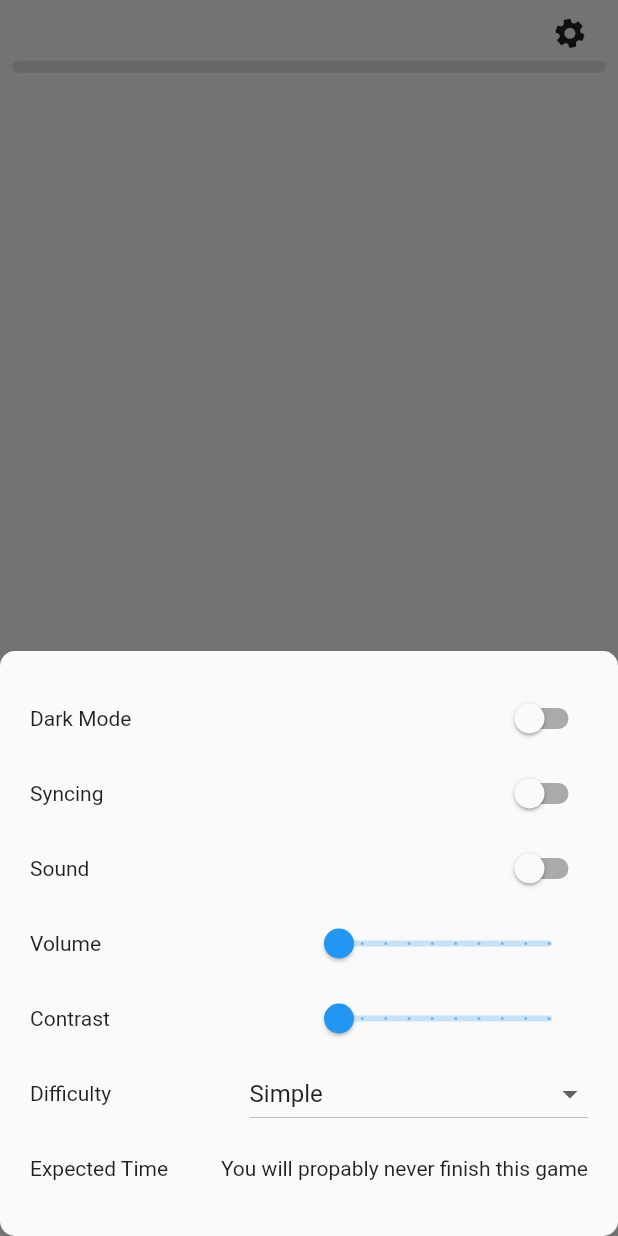
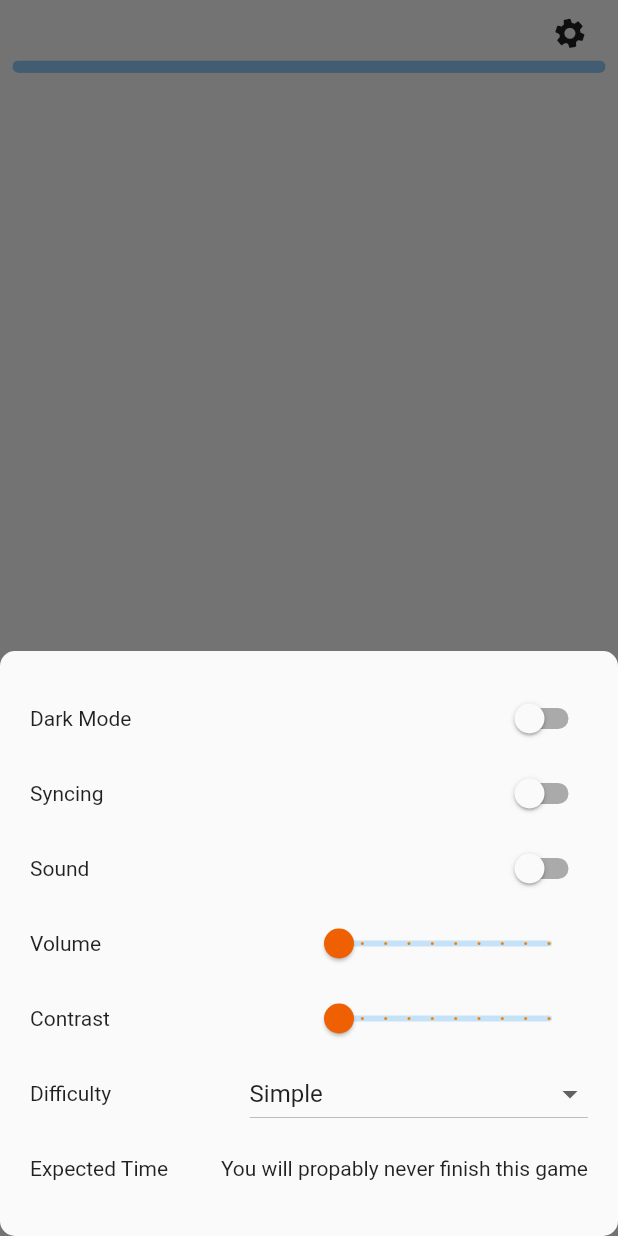
Before and after one commit to jdevacc20/die_vier_stunden_woche, a Flutter app: the LevelWrapper screen opened directly with empty values, after a tap on the "settings" icon, on a phone screen of 412 x 824 dp. Run offline on Flutter 3.47's test engine with Material 2 defaults, Android fonts, the phone set to English and light mode, and no system bars; our stand-ins replace shared_preferences; accounts and stored records are empty.

Commit message:
major fixes to all levels, setting color scheme

```diff
--- a/flutter_app/lib/levels/home/levels.dart
+++ b/flutter_app/lib/levels/home/levels.dart
@@ -1,15 +1,25 @@
 import 'package:flutter/material.dart';
 import 'package:flutter_app/levels/are_you_dumb_button_level/are_you_dumb_button_level.dart';
+import 'package:flutter_app/levels/level_countdown/level_countdown_widget.dart';
+import 'package:flutter_app/levels/level_lights_out/level_lights_out_widget.dart';
 import 'package:flutter_app/levels/level_overflow/level_overflow_widget.dart';
 import 'package:flutter_app/levels/level_memory/level_memory_widget.dart';
+import 'package:flutter_app/levels/level_patterns/level_patterns_widget.dart';
+import 'package:flutter_app/levels/level_sequence/level_sequence_widget.dart';
 import 'package:flutter_app/levels/level_shapes/level_shapes_widget.dart';
-import 'package:flutter_app/levels/test_level/test_level.dart';
+import 'package:flutter_app/levels/rating_level/rating_level.dart';
+import 'package:flutter_app/levels/tic_tac_toe_level/tic_tac_toe_level.dart';
 
 ///Insert your Levels in here!!
 List<Widget> levels = [
-  const AreYouDumbButtonLevel(),
-  const LevelMemoryWidget(),
+  //const AreYouDumbButtonLevel(),
+  //const LevelOverflowWidget(),
+  //const LevelMemoryWidget(),
+  //const TicTacToeLevel(),
+  const LevelCountdownWidget(),
+  const RatingLevel(),
   const LevelShapesWidget(),
-  const TestLevel(),
-  LevelOverflowWidget(),
+  const LevelLightsOutWidget(),
+  const LevelPatternsWidget(),
+  const LevelSequenceWidget(),
 ];
--- a/flutter_app/lib/levels/level_countdown/level_countdown_widget.dart
+++ b/flutter_app/lib/levels/level_countdown/level_countdown_widget.dart
@@ -1,6 +1,7 @@
 import 'dart:async';
 
 import 'package:flutter/material.dart';
+import 'package:flutter_app/levels/level_wrapper.dart';
 
 class LevelCountdownWidget extends StatefulWidget {
   const LevelCountdownWidget({super.key});
@@ -53,15 +54,12 @@ class _LevelCountdownWidget extends State<LevelCountdownWidget> {
 
   @override
   Widget build(BuildContext context) {
-    return Scaffold(
-      body: Column(
+    return LevelWrapper(
+      title: "Race",
+      description: "Reach the destination!",
+      done: _gameFinished,
+      levelChild: Column(
         children: [
-          const Center(
-            child: Text(
-              "Erreiche das Ziel!",
-              style: TextStyle(fontSize: 30),
-            ),
-          ),
           AnimatedOpacity(
             opacity: _restart ? 1 : 0,
             duration: const Duration(seconds: 2),
@@ -70,8 +68,8 @@ class _LevelCountdownWidget extends State<LevelCountdownWidget> {
                 mainAxisSize: MainAxisSize.min,
                 children: [
                   const Text(
-                    "Das hat nicht gereicht, Du musst",
-                    style: TextStyle(fontSize: 30),
+                    "Lost, you have to",
+                    style: TextStyle(fontSize: 20),
                   ),
                   GestureDetector(
                     onLongPress: () {
@@ -88,8 +86,8 @@ class _LevelCountdownWidget extends State<LevelCountdownWidget> {
                       );
                     },
                     child: const Text(
-                      " durchhalten!",
-                      style: TextStyle(fontSize: 30),
+                      " hang on!",
+                      style: TextStyle(fontSize: 20),
                     ),
                   ),
                 ],
@@ -98,7 +96,7 @@ class _LevelCountdownWidget extends State<LevelCountdownWidget> {
           ),
           SizedBox(
             width: MediaQuery.of(context).size.width,
-            height: 200,
+            height: MediaQuery.of(context).size.height * 0.3,
             child: Padding(
               padding: const EdgeInsets.all(20),
               child: _SliderWidget(
@@ -118,7 +116,7 @@ class _LevelCountdownWidget extends State<LevelCountdownWidget> {
           ),
           SizedBox(
             width: MediaQuery.of(context).size.width,
-            height: 200,
+            height: MediaQuery.of(context).size.height * 0.3,
             child: Padding(
               padding: const EdgeInsets.all(20),
               child: _SliderWidget(
@@ -147,8 +145,8 @@ class _LevelCountdownWidget extends State<LevelCountdownWidget> {
               opacity: _showPrankText ? 1 : 0,
               duration: const Duration(seconds: 2),
               child: const Text(
-                "Dachtest du echt, dass es so leicht ist?",
-                style: TextStyle(fontSize: 30),
+                "Did you really think it was that easy?",
+                style: TextStyle(fontSize: 20),
               ),
             ),
           ),
@@ -226,7 +224,7 @@ class _SliderWidgetState extends State<_SliderWidget> {
         alignment: Alignment.bottomCenter,
         child: Container(
           height: 2,
-          color: Colors.black,
+          color: Theme.of(context).dividerColor,
         ),
       ),
     ]);
--- a/flutter_app/lib/levels/level_overflow/level_overflow_widget.dart
+++ b/flutter_app/lib/levels/level_overflow/level_overflow_widget.dart
@@ -38,7 +38,7 @@ class _LevelOverflowWidgetState extends State<LevelOverflowWidget> {
                 labelRight: "favourite color:",
                 overflowInput: true,
               ),
-              ElevatedButton(
+              MaterialButton(
                 onPressed: () {
                   if (_formKey.currentState!.validate()) {
                     setState(() {
@@ -46,7 +46,9 @@ class _LevelOverflowWidgetState extends State<LevelOverflowWidget> {
                     });
                   }
                 },
-                  child: const Text("Submit"))
+                color: Theme.of(context).primaryColor,
+                child: const Text("Submit"),
+              )
             ],
           ),
         ),
--- a/flutter_app/lib/levels/level_patterns/stage_1_widget.dart
+++ b/flutter_app/lib/levels/level_patterns/stage_1_widget.dart
@@ -85,6 +85,7 @@ class _Stage1WidgetState extends State<Stage1Widget> {
             Column(children: [
               TileWidget(shape: 2, size: 2, bar: false),
               Radio(
+                activeColor: Theme.of(context).shadowColor,
                 value: "a",
                 groupValue: _selection,
                 onChanged: (value) {
@@ -97,6 +98,7 @@ class _Stage1WidgetState extends State<Stage1Widget> {
             Column(children: [
               TileWidget(shape: 0, size: 1, bar: false),
               Radio(
+                activeColor: Theme.of(context).shadowColor,
                 value: "b",
                 groupValue: _selection,
                 onChanged: (value) {
@@ -109,6 +111,7 @@ class _Stage1WidgetState extends State<Stage1Widget> {
             Column(children: [
               TileWidget(shape: 1, size: 2, bar: false),
               Radio(
+                activeColor: Theme.of(context).shadowColor,
                 value: "c",
                 groupValue: _selection,
                 onChanged: (value) {
@@ -123,13 +126,14 @@ class _Stage1WidgetState extends State<Stage1Widget> {
           SizedBox(height: 50),
 
           // Submit
-          ElevatedButton(
+          MaterialButton(
             onPressed: () {
               if (_selection == "c") {
                 //value.increaseLevel();
                 widget.nextLevel();
               }
             },
+            color: Theme.of(context).primaryColor,
             child: const Text("Submit"),
           ),
         ],
--- a/flutter_app/lib/levels/level_patterns/stage_2_widget.dart
+++ b/flutter_app/lib/levels/level_patterns/stage_2_widget.dart
@@ -99,6 +99,7 @@ class _Stage2WidgetState extends State<Stage2Widget> {
                 barOrientation: 1,
               ),
               Radio(
+                activeColor: Theme.of(context).shadowColor,
                 value: "a",
                 groupValue: _selection,
                 onChanged: (value) {
@@ -116,6 +117,7 @@ class _Stage2WidgetState extends State<Stage2Widget> {
                 barOrientation: 2,
               ),
               Radio(
+                activeColor: Theme.of(context).shadowColor,
                 value: "b",
                 groupValue: _selection,
                 onChanged: (value) {
@@ -133,6 +135,7 @@ class _Stage2WidgetState extends State<Stage2Widget> {
                 barOrientation: 1,
               ),
               Radio(
+                activeColor: Theme.of(context).shadowColor,
                 value: "c",
                 groupValue: _selection,
                 onChanged: (value) {
@@ -147,12 +150,13 @@ class _Stage2WidgetState extends State<Stage2Widget> {
           SizedBox(height: 50),
 
           // Submit
-          ElevatedButton(
+          MaterialButton(
             onPressed: () {
               if (_selection == "b") {
                 widget.nextLevel();
               }
             },
+            color: Theme.of(context).primaryColor,
             child: const Text("Submit"),
           ),
         ],
--- a/flutter_app/lib/levels/level_patterns/stage_3_widget.dart
+++ b/flutter_app/lib/levels/level_patterns/stage_3_widget.dart
@@ -127,6 +127,7 @@ class _Stage3WidgetState extends State<Stage3Widget> {
               // fence
 
               Radio(
+                activeColor: Theme.of(context).shadowColor,
                 value: "a",
                 groupValue: _selection,
                 onChanged: (value) {
@@ -145,6 +146,7 @@ class _Stage3WidgetState extends State<Stage3Widget> {
                 barColor: 0,
               ),
               Radio(
+                activeColor: Theme.of(context).shadowColor,
                 value: "b",
                 groupValue: _selection,
                 onChanged: (value) {
@@ -163,6 +165,7 @@ class _Stage3WidgetState extends State<Stage3Widget> {
                 barColor: 1,
               ),
               Radio(
+                activeColor: Theme.of(context).shadowColor,
                 value: "c",
                 groupValue: _selection,
                 onChanged: (value) {
@@ -177,13 +180,14 @@ class _Stage3WidgetState extends State<Stage3Widget> {
           SizedBox(height: 50),
 
           // Submit
-          ElevatedButton(
+          MaterialButton(
             onPressed: () {
               if (_selection == "a" && dragged) {
                 //value.increaseLevel();
                 widget.nextLevel();
               }
             },
+            color: Theme.of(context).primaryColor,
             child: const Text("Submit"),
           ),
         ],
--- a/flutter_app/lib/levels/level_wrapper.dart
+++ b/flutter_app/lib/levels/level_wrapper.dart
@@ -90,7 +90,8 @@ class _LevelWrapperState extends State<LevelWrapper> {
                         future: levelModel.getCurrentLevel(),
                         builder: (context, snapshot) {
                           return LinearProgressIndicator(
-                            backgroundColor: Theme.of(context).backgroundColor,
+                            backgroundColor:
+                                Theme.of(context).colorScheme.background,
                             valueColor: AlwaysStoppedAnimation<Color>(
                                 Theme.of(context).primaryColor),
                             value: (snapshot.data ?? 0) / levels.length,
@@ -173,6 +174,7 @@ class _BottomSheetDialogState extends State<_BottomSheetDialogWidget> {
                       Switch(
                         value: settingsProvider.getThemeMode(context) ==
                             ThemeMode.dark,
+                        activeColor: Theme.of(context).primaryColor,
                         onChanged: (p0) {
                           setState(() {
                             _darkMode = p0;
@@ -194,6 +196,7 @@ class _BottomSheetDialogState extends State<_BottomSheetDialogWidget> {
                       )),
                       Switch(
                         value: false,
+                        activeColor: Theme.of(context).primaryColor,
                         onChanged: (_) {},
                       )
                     ],
@@ -210,6 +213,7 @@ class _BottomSheetDialogState extends State<_BottomSheetDialogWidget> {
                       )),
                       Switch(
                         value: _sound,
+                        activeColor: Theme.of(context).primaryColor,
                         onChanged: (p0) {
                           setState(() {
                             _sound = p0;
@@ -231,6 +235,8 @@ class _BottomSheetDialogState extends State<_BottomSheetDialogWidget> {
                       Slider(
                         min: 1,
                         max: 10,
+                        activeColor: Theme.of(context).shadowColor,
+                        thumbColor: Theme.of(context).primaryColor,
                         divisions: 9,
                         label: "$_volume",
                         onChanged: (double value) {
@@ -257,6 +263,8 @@ class _BottomSheetDialogState extends State<_BottomSheetDialogWidget> {
                         max: 10,
                         divisions: 9,
                         label: "$_contrast",
+                        activeColor: Theme.of(context).shadowColor,
+                        thumbColor: Theme.of(context).primaryColor,
                         onChanged: (double value) {
                           setState(() {
                             _contrast = value;
```
Also changed, not shown: flutter_app/lib/levels/home/theme_app.dart (+6 -9 lines), flutter_app/lib/levels/level_patterns/level_patterns_widget.dart (+11 -4 lines), flutter_app/lib/levels/level_sequence/level_sequence_widget.dart (+12 -7 lines), flutter_app/lib/levels/rating_level/rating_level.dart (+10 -9 lines), flutter_app/lib/levels/tic_tac_toe_level/tic_tac_toe_level.dart (+49 -68 lines), 1 other file. Lines whose indentation alone changed are shown as unchanged.
